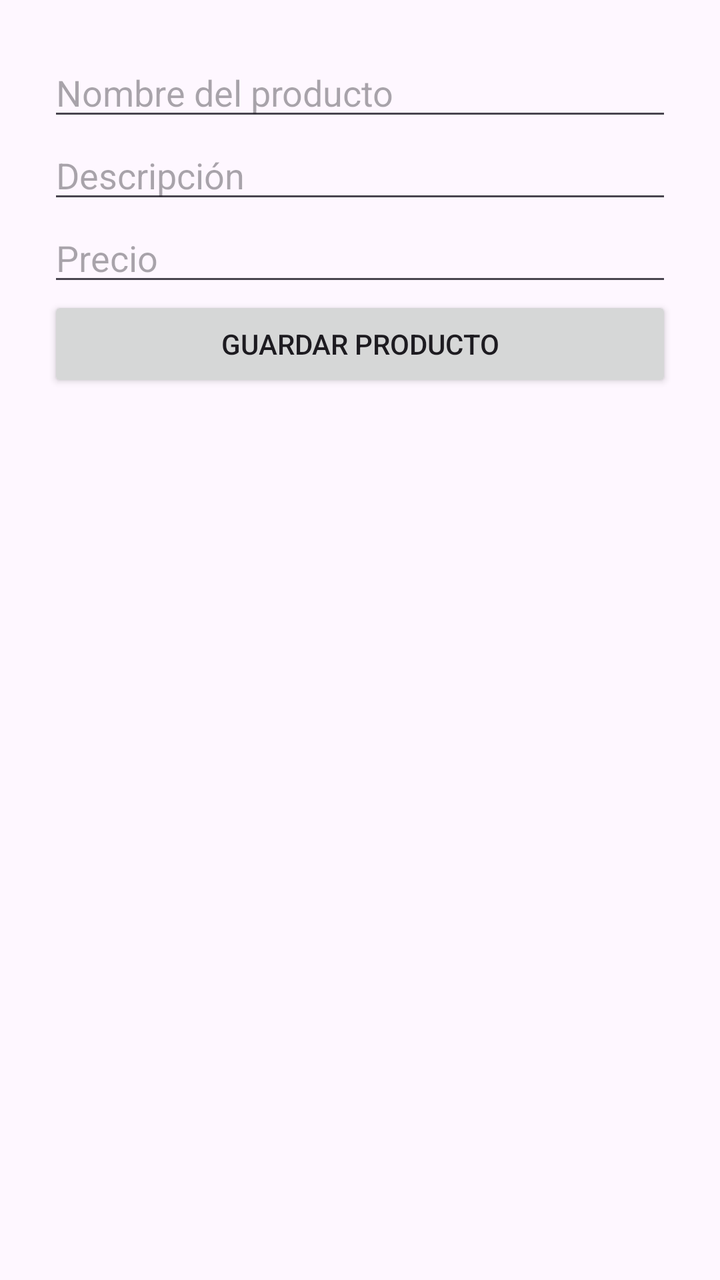
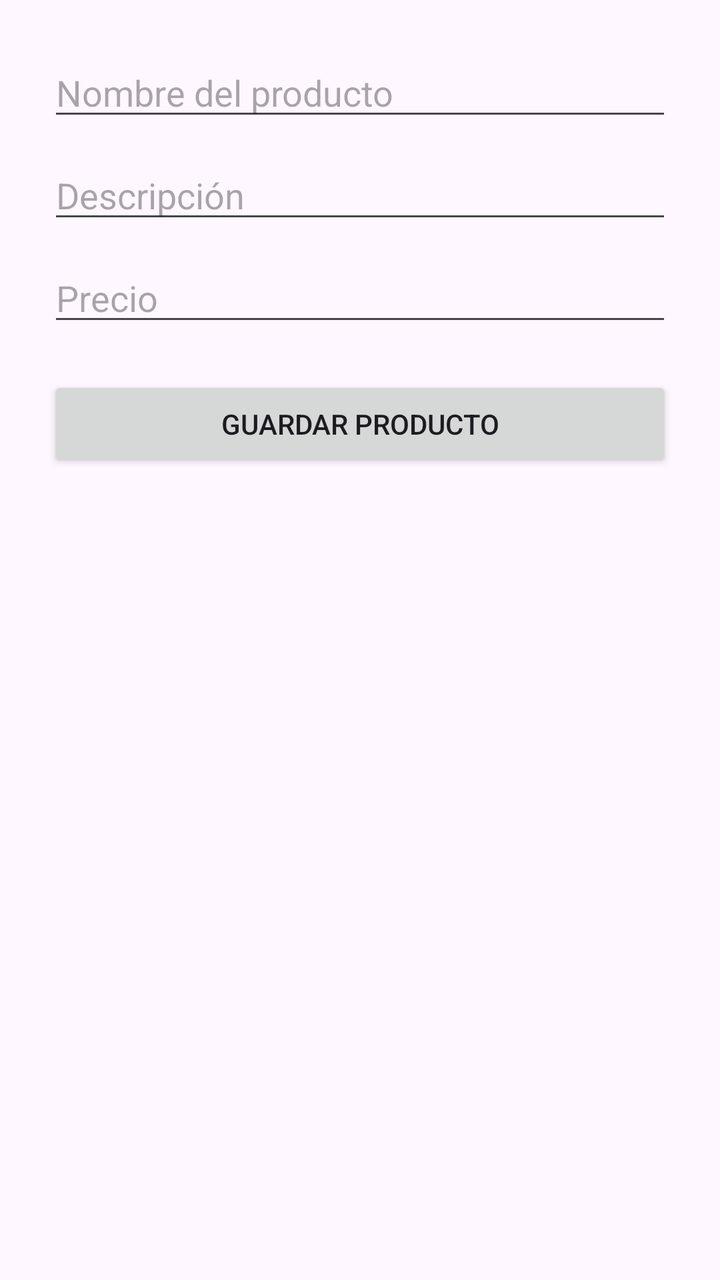

An Android layout rendered at two revisions. The XML below is the earlier revision; the diff shows what the commit changed to produce the second picture.
<!-- AndroidManifest.xml: application theme Theme.HuertoCero -->
<!-- res/layout/activity_add_product.xml -->
<?xml version="1.0" encoding="utf-8"?>
<LinearLayout
    xmlns:android="http://schemas.android.com/apk/res/android"
    android:layout_width="match_parent"
    android:layout_height="match_parent"
    android:orientation="vertical"
    android:padding="24dp">

    <EditText
        android:id="@+id/etTitle"
        android:layout_width="match_parent"
        android:layout_height="wrap_content"
        android:hint="Nombre del producto"/>

    <EditText
        android:id="@+id/etDescription"
        android:layout_width="match_parent"
        android:layout_height="wrap_content"
        android:hint="Descripción"/>

    <EditText
        android:id="@+id/etPrice"
        android:layout_width="match_parent"
        android:layout_height="wrap_content"
        android:hint="Precio"/>

    <Button
        android:id="@+id/btnSave"
        android:layout_width="match_parent"
        android:layout_height="wrap_content"
        android:text="Guardar producto"/>
</LinearLayout>
<!-- resources referenced by this layout -->
<resources>
  <style name="Theme.HuertoCero" parent="Base.Theme.HuertoCero" />
  <style name="Base.Theme.HuertoCero" parent="Theme.Material3.DayNight.NoActionBar">
          
          
      </style>
</resources>

<!-- the commit's change to res/layout/activity_add_product.xml (unified diff, before → after) -->
@@ -6,27 +6,36 @@
     android:orientation="vertical"
     android:padding="24dp">
 
+    
     <EditText
         android:id="@+id/etTitle"
         android:layout_width="match_parent"
         android:layout_height="wrap_content"
-        android:hint="Nombre del producto"/>
+        android:hint="Nombre del producto" />
 
+    
     <EditText
         android:id="@+id/etDescription"
         android:layout_width="match_parent"
         android:layout_height="wrap_content"
-        android:hint="Descripción"/>
+        android:hint="Descripción"
+        android:layout_marginTop="10dp" />
 
+    
     <EditText
         android:id="@+id/etPrice"
         android:layout_width="match_parent"
         android:layout_height="wrap_content"
-        android:hint="Precio"/>
+        android:hint="Precio"
+        android:inputType="numberDecimal"
+        android:layout_marginTop="10dp" />
 
+    
     <Button
         android:id="@+id/btnSave"
         android:layout_width="match_parent"
         android:layout_height="wrap_content"
-        android:text="Guardar producto"/>
+        android:text="Guardar producto"
+        android:layout_marginTop="20dp" />
+
 </LinearLayout>
